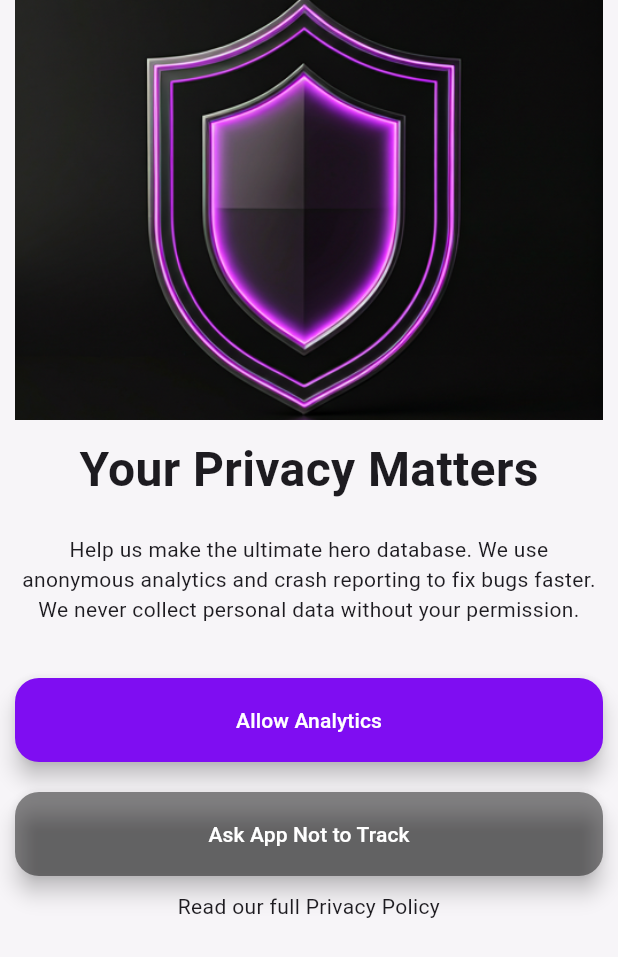
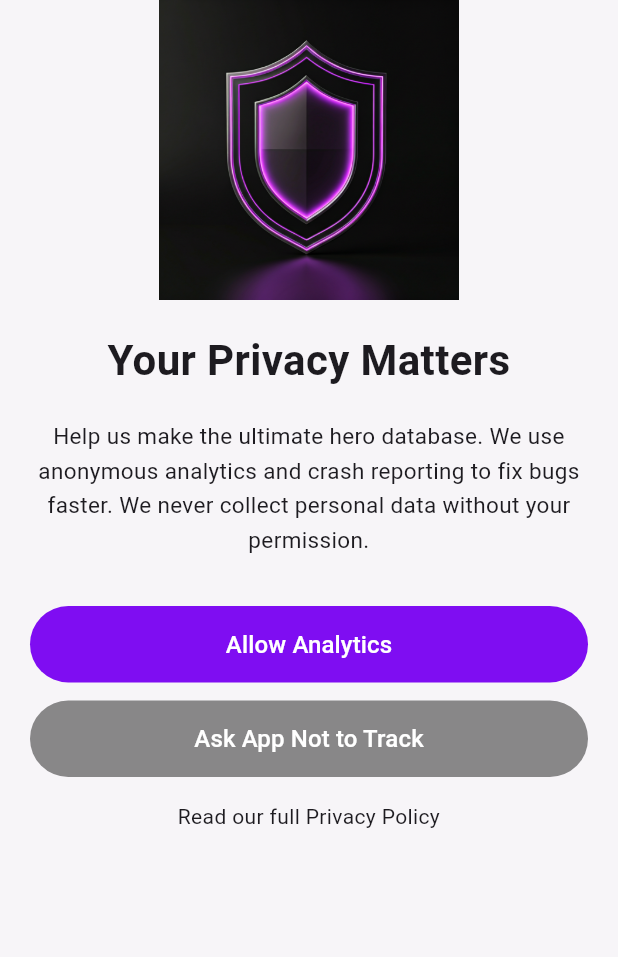
Before and after one commit to Sawyer32/HeroDexGo, a Flutter app: the screen it shows after launch, after a tap on "Start Scanning", on a phone screen of 412 x 824 dp. Shown: the top 957 px of the screen. Run offline on Flutter 3.47's test engine with Material 3 defaults, Android fonts, the light colour scheme and no system bars; our stand-ins replace firebase_auth, firebase_core, flutter_bloc, flutter_dotenv, go_router, permission_handler and 2 more; accounts and stored records are empty; statements that could not run were skipped.

Commit message:
A bit more responsiveness

```diff
--- a/lib/screens/onboarding/pages/analytics_page.dart
+++ b/lib/screens/onboarding/pages/analytics_page.dart
@@ -12,62 +12,86 @@ class AnalyticsPage extends StatelessWidget {
   @override
   Widget build(BuildContext context) {
     final ThemeColors _themeColors = Theme.of(context).extension<ThemeColors>()!;
+    final isMobile = MediaQuery.of(context).size.width < 600;
+    final horizontalPadding = isMobile ? 20.0 : 40.0;
+    final maxWidth = isMobile ? double.infinity : 500.0;
 
     return SafeArea(
       child: Container(
         decoration: BoxDecoration(
           color: _themeColors.backgroundColor
         ),
+        child: SingleChildScrollView(
+          child: Center(
+            child: ConstrainedBox(
+              constraints: BoxConstraints(maxWidth: maxWidth),
               child: Column(
-          mainAxisAlignment: .start,
-          crossAxisAlignment: .stretch,
+                mainAxisAlignment: MainAxisAlignment.start,
+                crossAxisAlignment: CrossAxisAlignment.stretch,
                 children: [
                   Padding(
-              padding: .directional(start: 10, end: 10),
+                    padding: EdgeInsets.symmetric(horizontal: horizontalPadding),
                     child: Image(
                       image: AssetImage('assets/images/Onboarding_2.png'),
-                height: 280,
-                fit: .cover,
+                      height: isMobile ? 200 : 300,
+                      fit: BoxFit.contain,
                     ),
                   ),
-            SizedBox(height: 10),
+                  SizedBox(height: isMobile ? 20 : 30),
                   Padding(
-              padding: .directional(start: 10, end: 10),
+                    padding: EdgeInsets.symmetric(horizontal: horizontalPadding),
                     child: Column(
                       children: [
-                  Text("Your Privacy Matters", style: TextStyle(fontSize: 32, fontWeight: .bold)),
+                        Text("Your Privacy Matters", style: TextStyle(fontSize: isMobile ? 28 : 32, fontWeight: FontWeight.bold), textAlign: TextAlign.center),
                         SizedBox(height: 20),
-                  Text("Help us make the ultimate hero database. We use anonymous analytics and crash reporting to fix bugs faster. We never collect personal data without your permission.", textAlign: .center,),
+                        Text(
+                          "Help us make the ultimate hero database. We use anonymous analytics and crash reporting to fix bugs faster. We never collect personal data without your permission.",
+                          textAlign: TextAlign.center,
+                          style: TextStyle(fontSize: isMobile ? 15 : 16, height: 1.5),
+                        ),
                       ],
                     ),
                   ),
-            SizedBox(height: 36),
+                  SizedBox(height: isMobile ? 32 : 40),
                   Padding(
-              padding: .directional(start: 10, end: 10),
+                    padding: EdgeInsets.symmetric(horizontal: horizontalPadding),
                     child: Column(
-                crossAxisAlignment: .stretch,
-                spacing: 20,
+                      crossAxisAlignment: CrossAxisAlignment.stretch,
                       children: [
-                  FloatingActionButton(
+                        FilledButton.tonal(
+                          style: FilledButton.styleFrom(
                             backgroundColor: _themeColors.primaryColor,
-                    onPressed: () => {
-                      context.read<OnboardingBloc>().add(OnboardingAnalyticsChanged(true)),
+                            padding: EdgeInsets.symmetric(vertical: 14),
+                          ),
+                          onPressed: () {
+                            context.read<OnboardingBloc>().add(OnboardingAnalyticsChanged(true));
                           },
-                    child: Text("Allow Analytics", style: TextStyle(color: Colors.white),),
+                          child: Text("Allow Analytics", style: TextStyle(color: Colors.white, fontSize: 16)),
                         ),
-                  FloatingActionButton(
+                        SizedBox(height: 12),
+                        FilledButton.tonal(
+                          style: FilledButton.styleFrom(
                             backgroundColor: Colors.black45,
-                    onPressed: () => {
-                      context.read<OnboardingBloc>().add(OnboardingAnalyticsChanged(false)),
+                            padding: EdgeInsets.symmetric(vertical: 14),
+                          ),
+                          onPressed: () {
+                            context.read<OnboardingBloc>().add(OnboardingAnalyticsChanged(false));
                           },
-                    child: Text("Ask App Not to Track", style: TextStyle(color: Colors.white),),
+                          child: Text("Ask App Not to Track", style: TextStyle(color: Colors.white, fontSize: 16)),
                         ),
                       ],
                     )
                   ),
-            SizedBox(height: 10),
-            Text("Read our full Privacy Policy", textAlign: .center),
+                  SizedBox(height: isMobile ? 16 : 20),
+                  Padding(
+                    padding: EdgeInsets.symmetric(horizontal: horizontalPadding),
+                    child: Text("Read our full Privacy Policy", textAlign: TextAlign.center, style: TextStyle(fontSize: isMobile ? 14 : 15)),
+                  ),
+                  SizedBox(height: 20),
                 ]
+              ),
+            ),
+          ),
         ),
       ),
     );
--- a/lib/screens/onboarding/pages/gps_page.dart
+++ b/lib/screens/onboarding/pages/gps_page.dart
@@ -5,116 +5,125 @@ import 'package:hero_dex_go/bloc/onboarding/onboarding_event.dart';
 import 'package:hero_dex_go/theme/theme_colors.dart';
 
 class GpsPage extends StatelessWidget {
-  // 1. Tog bort 'context' från constructorn
   const GpsPage({super.key});
 
   @override
   Widget build(BuildContext context) {
-    // 2. Flyttade Theme-hämtingen in hit där den hör hemma
     final ThemeColors? themeColors = Theme.of(context).extension<ThemeColors>();
-
-    // Fallback om theme extension saknas (för att undvika krasch)
     final Color bgColor = themeColors?.backgroundColor ?? Colors.white;
     final Color primaryColor = themeColors?.primaryColor ?? Colors.blue;
+    final isMobile = MediaQuery.of(context).size.width < 600;
+    final horizontalPadding = isMobile ? 20.0 : 40.0;
+    final maxWidth = isMobile ? double.infinity : 500.0;
 
     return SafeArea(
       child: Container(
         decoration: BoxDecoration(
           color: bgColor,
         ),
+        child: SingleChildScrollView(
+          child: Center(
+            child: ConstrainedBox(
+              constraints: BoxConstraints(maxWidth: maxWidth),
               child: Column(
                 mainAxisAlignment: MainAxisAlignment.start,
                 crossAxisAlignment: CrossAxisAlignment.stretch,
                 children: [
                   Padding(
-              // 3. Rättade padding-syntaxen (standard Flutter)
-              padding: const EdgeInsetsDirectional.only(start: 10, end: 10),
+                    padding: EdgeInsets.symmetric(horizontal: horizontalPadding),
                     child: Image(
                       image: AssetImage('assets/images/LoginImage.png'),
-                height: 200,
-                fit: BoxFit.cover,
+                      height: isMobile ? 150 : 250,
+                      fit: BoxFit.contain,
                     ),
                   ),
-            const SizedBox(height: 10),
+                  SizedBox(height: isMobile ? 20 : 30),
                   Padding(
-              padding: const EdgeInsetsDirectional.only(start: 10, end: 10),
+                    padding: EdgeInsets.symmetric(horizontal: horizontalPadding),
                     child: Column(
                       children: [
-                  const Text("Scout Your", style: TextStyle(fontSize: 32, fontWeight: FontWeight.bold)),
+                        Text("Scout Your", style: TextStyle(fontSize: isMobile ? 28 : 32, fontWeight: FontWeight.bold), textAlign: TextAlign.center),
                         Text(
                           "Surroundings",
-                    style: TextStyle(fontSize: 32, fontWeight: FontWeight.bold, color: primaryColor),
+                          style: TextStyle(fontSize: isMobile ? 28 : 32, fontWeight: FontWeight.bold, color: primaryColor),
                           textAlign: TextAlign.center,
                         ),
-                  const SizedBox(height: 20),
-                  const Text(
+                        SizedBox(height: 20),
+                        Text(
                           "To find heroes and villains hiding in your city, we need access to your location. "
-                    "This lets you participate in location-based activites.",
+                          "This lets you participate in location-based activities.",
                           textAlign: TextAlign.center,
+                          style: TextStyle(fontSize: isMobile ? 15 : 16, height: 1.5),
                         ),
-                  const SizedBox(height: 20),
-
-                  // Dina info-boxar (förenklad layout för läsbarhet)
-                  _buildInfoBox(Icons.radar_rounded, "Spot nearby villains", "See who is lurking...", primaryColor),
-                  const SizedBox(height: 10),
-                  _buildInfoBox(Icons.people_alt_rounded, "Join forces", "Find other heroes...", primaryColor),
+                        SizedBox(height: isMobile ? 20 : 24),
+                        _buildInfoBox(Icons.radar_rounded, "Spot nearby villains", "See who is lurking...", primaryColor, isMobile),
+                        SizedBox(height: isMobile ? 12 : 16),
+                        _buildInfoBox(Icons.people_alt_rounded, "Join forces", "Find other heroes...", primaryColor, isMobile),
                       ],
                     ),
                   ),
-            const SizedBox(height: 36),
+                  SizedBox(height: isMobile ? 32 : 40),
                   Padding(
-              padding: const EdgeInsetsDirectional.only(start: 10, end: 10),
+                    padding: EdgeInsets.symmetric(horizontal: horizontalPadding),
                     child: Column(
                       crossAxisAlignment: CrossAxisAlignment.stretch,
-                // spacing: 20, // (Kräver nyaste Flutter versionen, använd SizedBox om det klagar)
                       children: [
-                  FloatingActionButton.extended(
-                    heroTag: "btn_enable_location", // 4. VIKTIGT: Unik tagg
+                        FilledButton.tonal(
+                          style: FilledButton.styleFrom(
                             backgroundColor: primaryColor,
+                            padding: EdgeInsets.symmetric(vertical: 14),
+                          ),
                           onPressed: () {
                             context.read<OnboardingBloc>().add(OnboardingRequestLocation());
                           },
-                    label: const Text("Enable Location Services", style: TextStyle(color: Colors.white)),
+                          child: Text("Enable Location Services", style: TextStyle(color: Colors.white, fontSize: 16)),
                         ),
-                  const SizedBox(height: 20),
-                  FloatingActionButton.extended(
-                    heroTag: "btn_maybe_later", // 4. VIKTIGT: Unik tagg
+                        SizedBox(height: 12),
+                        FilledButton.tonal(
+                          style: FilledButton.styleFrom(
                             backgroundColor: Colors.black45,
+                            padding: EdgeInsets.symmetric(vertical: 14),
+                          ),
                           onPressed: () {
-                      // 5. Korrekt syntax med måsvingar för blocket
                             context.read<OnboardingBloc>().add(OnboardingCompleted());
                           },
-                    label: const Text("Maybe Later", style: TextStyle(color: Colors.white)),
+                          child: Text("Maybe Later", style: TextStyle(color: Colors.white, fontSize: 16)),
                         ),
                       ],
                     ),
                   ),
-            const SizedBox(height: 10),
-            const Text("Read our full Privacy Policy", textAlign: TextAlign.center),
+                  SizedBox(height: isMobile ? 16 : 20),
+                  Padding(
+                    padding: EdgeInsets.symmetric(horizontal: horizontalPadding),
+                    child: Text("Read our full Privacy Policy", textAlign: TextAlign.center, style: TextStyle(fontSize: isMobile ? 14 : 15)),
+                  ),
+                  SizedBox(height: 20),
                 ],
+              ),
+            ),
+          ),
         ),
       ),
     );
   }
 
-  // Hjälpmetod för att städa upp koden lite
-  Widget _buildInfoBox(IconData icon, String title, String subtitle, Color color) {
+  Widget _buildInfoBox(IconData icon, String title, String subtitle, Color color, bool isMobile) {
     return Container(
-      padding: const EdgeInsets.all(12),
+      padding: EdgeInsets.all(isMobile ? 12 : 16),
       decoration: BoxDecoration(
         border: Border.all(width: 1),
         borderRadius: const BorderRadius.all(Radius.circular(10)),
       ),
       child: Row(
         children: [
-          Icon(icon, size: 24.0, color: color),
-          const SizedBox(width: 10),
+          Icon(icon, size: isMobile ? 24.0 : 28.0, color: color),
+          SizedBox(width: isMobile ? 10 : 12),
           Flexible(
             child: Column(
               crossAxisAlignment: CrossAxisAlignment.start,
               children: [
-                Text(title, style: const TextStyle(fontWeight: FontWeight.bold)),
-                Text(subtitle),
+                Text(title, style: TextStyle(fontWeight: FontWeight.bold, fontSize: isMobile ? 14 : 15)),
+                Text(subtitle, style: TextStyle(fontSize: isMobile ? 13 : 14)),
               ],
             ),
           )
--- a/lib/screens/onboarding/pages/info_page.dart
+++ b/lib/screens/onboarding/pages/info_page.dart
@@ -12,57 +12,76 @@ class InfoPage extends StatelessWidget {
   @override
   Widget build(BuildContext context) {
     final ThemeColors _themeColors = Theme.of(context).extension<ThemeColors>()!;
+    final isMobile = MediaQuery.of(context).size.width < 600;
+    final horizontalPadding = isMobile ? 20.0 : 40.0;
+    final maxWidth = isMobile ? double.infinity : 500.0;
 
     return SafeArea(
       child: Container(
         decoration: BoxDecoration(
           color: _themeColors.backgroundColor
         ),
+        child: SingleChildScrollView(
+          child: Center(
+            child: ConstrainedBox(
+              constraints: BoxConstraints(maxWidth: maxWidth),
               child: Column(
-          mainAxisAlignment: .start,
-          crossAxisAlignment: .stretch,
+                mainAxisAlignment: MainAxisAlignment.start,
+                crossAxisAlignment: CrossAxisAlignment.stretch,
                 children: [
-            Text("HeroDex GO", textAlign: .center,),
-            SizedBox(height: 20),
+                  Text("HeroDex GO", textAlign: TextAlign.center, style: TextStyle(fontSize: isMobile ? 28 : 32, fontWeight: FontWeight.bold)),
+                  SizedBox(height: isMobile ? 20 : 30),
                   Padding(
-              padding: .directional(start: 10, end: 10),
+                    padding: EdgeInsets.symmetric(horizontal: horizontalPadding),
                     child: Image(
-                image: AssetImage('assets/images/Onboarding_1.png')
+                      image: AssetImage('assets/images/Onboarding_1.png'),
+                      height: isMobile ? 200 : 300,
+                      fit: BoxFit.contain,
                     ),
                   ),
-            SizedBox(height: 10),
-            Column(
+                  SizedBox(height: isMobile ? 20 : 30),
+                  Padding(
+                    padding: EdgeInsets.symmetric(horizontal: horizontalPadding),
+                    child: Column(
                       children: [
-                Text("Knowledge is Power.", style: TextStyle(fontSize: 24),),
-                Text("Collection is Glory.", style: TextStyle(color: _themeColors.primaryColor, fontSize: 24),),
+                        Text("Knowledge is Power.", style: TextStyle(fontSize: isMobile ? 24 : 28, fontWeight: FontWeight.bold), textAlign: TextAlign.center),
+                        Text("Collection is Glory.", style: TextStyle(color: _themeColors.primaryColor, fontSize: isMobile ? 24 : 28, fontWeight: FontWeight.bold), textAlign: TextAlign.center),
                         SizedBox(height: 20),
-                Padding(
-                  padding: .directional(start: 10, end: 10),
-                  child:
                         Text(
                           "Discover thousands of supersheroes. Analyze their stats, alignment, and origins. Your journey to becoming the ultimate archivist starts here.",
-                    textAlign: .center,
+                          textAlign: TextAlign.center,
                           style: TextStyle(
-                      fontSize: 15
-                    ),
+                            fontSize: isMobile ? 15 : 16,
+                            height: 1.5,
                           ),
                         )
                       ],
                     ),
-            SizedBox(height: 24),
+                  ),
+                  SizedBox(height: isMobile ? 24 : 32),
                   Padding(
-              padding: .directional(start: 10, end: 10),
-              child: FloatingActionButton(
+                    padding: EdgeInsets.symmetric(horizontal: horizontalPadding),
+                    child: FilledButton.tonal(
+                      style: FilledButton.styleFrom(
                         backgroundColor: _themeColors.primaryColor,
-                onPressed: () => {
-                  context.read<OnboardingBloc>().add(OnboardingNextPage()),
+                        padding: EdgeInsets.symmetric(vertical: 14),
+                      ),
+                      onPressed: () {
+                        context.read<OnboardingBloc>().add(OnboardingNextPage());
                       },
-                child: Text("Start Scanning", style: TextStyle(color: Colors.white),),
+                      child: Text("Start Scanning", style: TextStyle(color: Colors.white, fontSize: 16)),
                     ),
                   ),
-            SizedBox(height: 10),
-            Text("Already have an account? Log in", textAlign: .center),
+                  SizedBox(height: isMobile ? 16 : 20),
+                  Padding(
+                    padding: EdgeInsets.symmetric(horizontal: horizontalPadding),
+                    child: Text("Already have an account? Log in", textAlign: TextAlign.center, style: TextStyle(fontSize: isMobile ? 14 : 15)),
+                  ),
+                  SizedBox(height: 20),
                 ]
+              ),
+            ),
+          ),
         ),
       ),
     );
```
Lines whose indentation alone changed are shown as unchanged.
